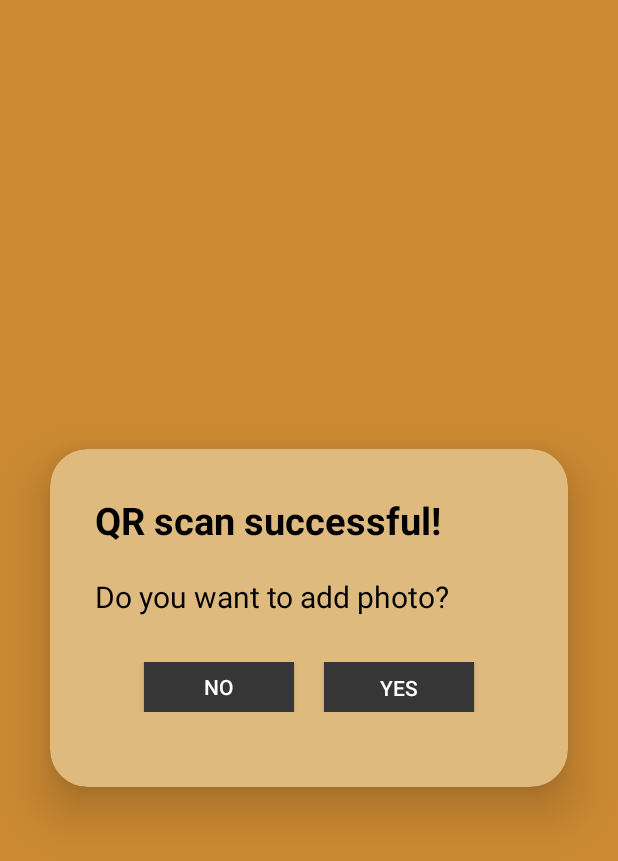
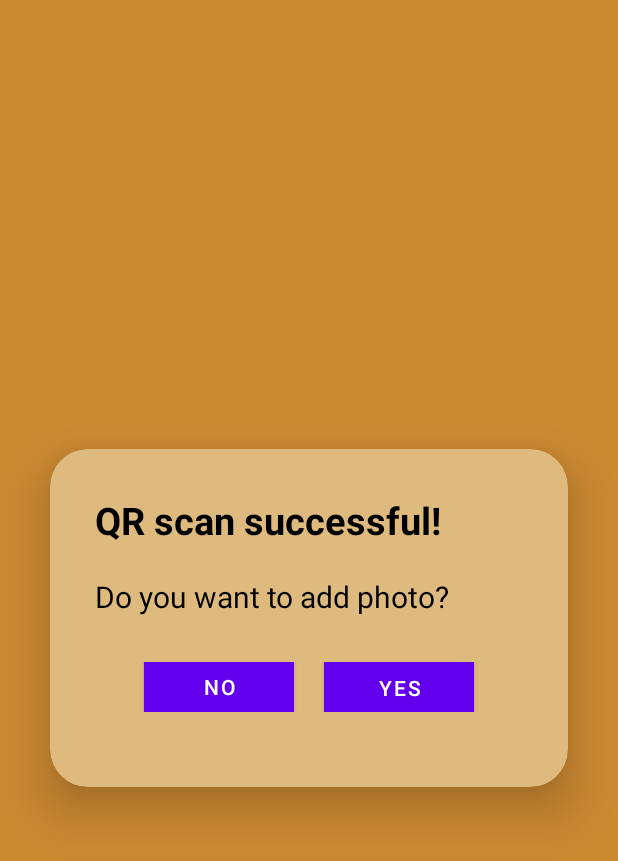
Before and after one commit to CMPUT301W23T28/QR-Quest, an Android app: the layout activity_photo_confirm.xml on its own in the app's theme, with its tools: preview values and no code run, on a phone screen of 412 x 824 dp. Shown: the top 861 px of the screen. Run offline under Robolectric (Android 15) with nearby library versions, the phone set to English and light mode, and no system bars.

Commit message:
Value Files

```diff
--- a/QR_Quest/app/src/main/AndroidManifest.xml
+++ b/QR_Quest/app/src/main/AndroidManifest.xml
@@ -5,6 +5,8 @@
     <uses-feature android:name="android.hardware.camera.any" />
 
     <uses-permission android:name="android.permission.CAMERA" />
+    <uses-permission android:name="android.permission.ACCESS_FINE_LOCATION" />
+    <uses-permission android:name="android.permission.ACCESS_COARSE_LOCATION"/>
 
     <application
         android:allowBackup="true"
@@ -13,7 +15,7 @@
         android:icon="@mipmap/ic_launcher"
         android:label="QR_Quest"
         android:supportsRtl="true"
-        android:theme="@style/Theme.Shadab"
+        android:theme="@style/Theme.ProjectQR"
         tools:targetApi="31">
 
         <activity
--- a/QR_Quest/app/src/main/res/layout/activity_photo_confirm.xml
+++ b/QR_Quest/app/src/main/res/layout/activity_photo_confirm.xml
@@ -6,8 +6,7 @@
     android:layout_height="match_parent"
     android:background="@color/orange"
     android:orientation="vertical"
-    android:gravity="center"
-    tools:context=".PhotoConfirmActivity">
+    android:gravity="center">
 
     <androidx.cardview.widget.CardView
         android:id="@+id/card"
--- a/QR_Quest/app/src/main/res/values-night/themes.xml
+++ b/QR_Quest/app/src/main/res/values-night/themes.xml
@@ -1,6 +1,6 @@
 <resources xmlns:tools="http://schemas.android.com/tools">
     <!-- Base application theme. -->
-    <style name="Theme.Shadab" parent="Theme.MaterialComponents.DayNight.DarkActionBar">
+    <style name="Theme.ProjectQR" parent="Theme.MaterialComponents.DayNight.DarkActionBar">
         <!-- Primary brand color. -->
         <item name="colorPrimary">@color/purple_200</item>
         <item name="colorPrimaryVariant">@color/purple_700</item>
--- a/QR_Quest/app/src/main/res/values/themes.xml
+++ b/QR_Quest/app/src/main/res/values/themes.xml
@@ -1,8 +1,8 @@
 <resources xmlns:tools="http://schemas.android.com/tools">
     <!-- Base application theme. -->
-    <style name="Theme.Shadab" parent="Theme.AppCompat.NoActionBar">
+    <style name="Theme.ProjectQR" parent="Theme.MaterialComponents.DayNight.DarkActionBar">
         <!-- Primary brand color. -->
-        <item name="colorPrimary">#CB8932</item>
+        <item name="colorPrimary">@color/purple_500</item>
         <item name="colorPrimaryVariant">@color/purple_700</item>
         <item name="colorOnPrimary">@color/white</item>
         <!-- Secondary brand color. -->
```
